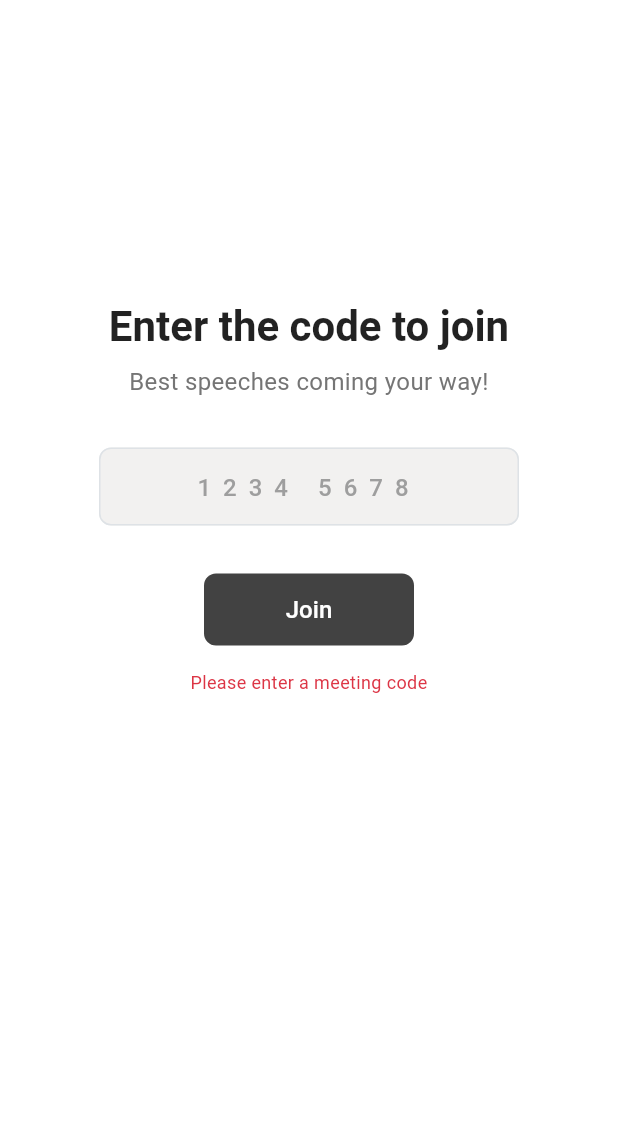
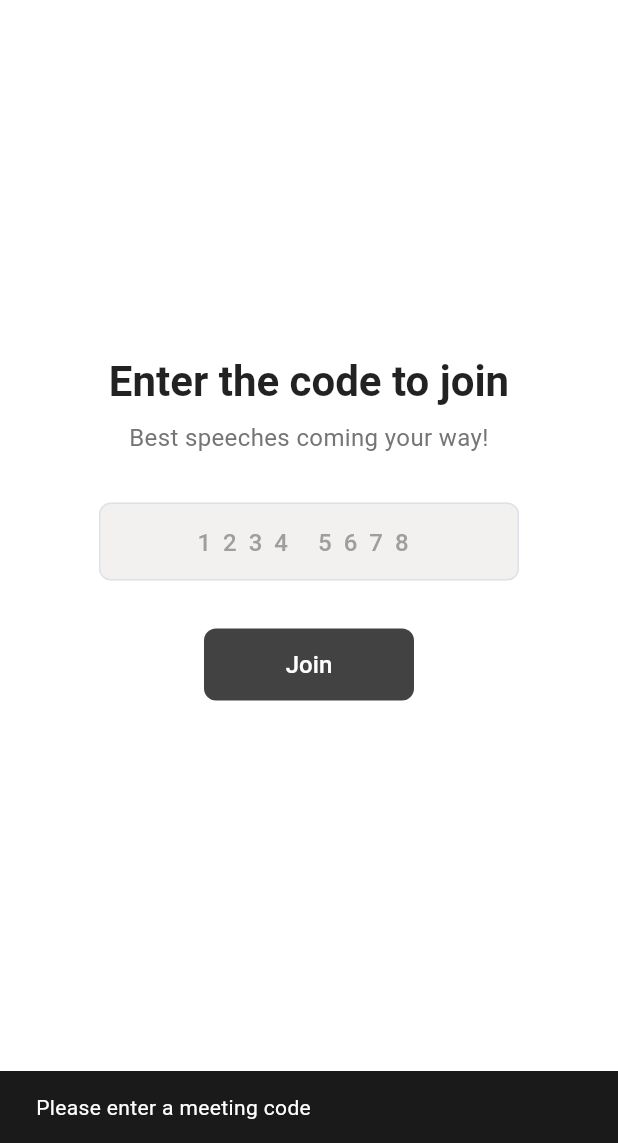
Before and after one commit to sid-kiwilab/toastmasters_daily, a Flutter app: the screen it shows after launch, after a tap on "Join", on a phone screen of 412 x 824 dp, the part 93-1236 px from its top. Run offline on Flutter 3.47's test engine with Material 3 defaults, Android fonts, the phone set to English and light mode, and no system bars; our stand-ins replace cloud_firestore, cloud_functions, file_picker, firebase_auth, firebase_core, firebase_storage and 3 more; missing offline and left inert: dart:html, pdf_render; accounts and stored records are empty; Roboto replaces fonts that are missing (OldschoolGrotesk); statements that could not run were skipped.

Commit message:
better layout in home screen

```diff
--- a/lib/screens/home_screen.dart
+++ b/lib/screens/home_screen.dart
@@ -3,8 +3,6 @@ import 'package:flutter/services.dart';
 import 'package:cloud_firestore/cloud_firestore.dart';
 import '../widgets/header_widget.dart';
 import '../widgets/footer_widget.dart';
-import 'view_meeting_screen.dart';
-import '../main.dart';
 
 class HomeScreen extends StatefulWidget {
   const HomeScreen({super.key});
@@ -17,21 +15,11 @@ class _HomeScreenState extends State<HomeScreen> {
   final TextEditingController _codeController = TextEditingController();
   bool _isTyping = false;
   bool _isJoining = false;
-  String? _errorMessage;
-  double? _initialViewportHeight;
 
   @override
   void initState() {
     super.initState();
     _codeController.addListener(_formatCode);
-    // Capture initial viewport height - this won't change after initial load
-    WidgetsBinding.instance.addPostFrameCallback((_) {
-      if (mounted) {
-        setState(() {
-          _initialViewportHeight = MediaQuery.of(context).size.height;
-        });
-      }
-    });
   }
 
   @override
@@ -91,16 +79,20 @@ class _HomeScreenState extends State<HomeScreen> {
     return Scaffold(
       resizeToAvoidBottomInset: false,
       body: SafeArea(
-         child: SingleChildScrollView(
-           physics: const ClampingScrollPhysics(),
         child: Column(
           children: [
             // Header at the top
             const HeaderWidget(),
 
-                                   // Spacer to center main content on viewport
-                  SizedBox(height: (_initialViewportHeight ?? MediaQuery.of(context).size.height) * 0.22),
-
+            // Expanded middle section - centers the enter code area vertically
+            Expanded(
+              child: Align(
+                alignment: const Alignment(0, -0.15),
+                child: SingleChildScrollView(
+                  physics: const ClampingScrollPhysics(),
+                  child: Column(
+                    mainAxisAlignment: MainAxisAlignment.center,
+                    children: [
                       // Main content
                       Text(
                         'Enter the code to join',
@@ -174,11 +166,6 @@ class _HomeScreenState extends State<HomeScreen> {
                         height: 48,
                         child: ElevatedButton(
                           onPressed: _isJoining ? null : () async {
-                         // Clear any previous error
-                         setState(() {
-                           _errorMessage = null;
-                         });
-
                             // Navigate to view meeting screen with the entered code
                             final meetingCode = _codeController.text.trim();
                             if (meetingCode.isNotEmpty) {
@@ -198,26 +185,37 @@ class _HomeScreenState extends State<HomeScreen> {
                                   // Navigate to view meeting screen using URL navigation
                                   await Navigator.pushNamed(context, '/meetings/$meetingId');
                                 } else {
-                               // Show error message on the same screen
-                               setState(() {
-                                 _errorMessage = 'Meeting not found';
-                               });
+                                  // Show snackbar for meeting not found
+                                  if (mounted) {
+                                    ScaffoldMessenger.of(context).showSnackBar(
+                                      const SnackBar(
+                                        content: Text('Meeting not found'),
+                                        duration: Duration(seconds: 2),
+                                      ),
+                                    );
+                                  }
                                 }
 
                                 setState(() {
                                   _isJoining = false;
                                 });
                               } else {
-                             // Show error message for incomplete code
-                             setState(() {
-                               _errorMessage = 'Code must be 8 digits';
-                             });
+                                // Show snackbar for incomplete code
+                                ScaffoldMessenger.of(context).showSnackBar(
+                                  const SnackBar(
+                                    content: Text('Code must be 8 digits'),
+                                    duration: Duration(seconds: 2),
+                                  ),
+                                );
                               }
                             } else {
-                           // Show error message for empty code
-                           setState(() {
-                             _errorMessage = 'Please enter a meeting code';
-                           });
+                              // Show snackbar for empty code
+                              ScaffoldMessenger.of(context).showSnackBar(
+                                const SnackBar(
+                                  content: Text('Please enter a meeting code'),
+                                  duration: Duration(seconds: 2),
+                                ),
+                              );
                             }
                           },
                           style: ElevatedButton.styleFrom(
@@ -246,25 +244,17 @@ class _HomeScreenState extends State<HomeScreen> {
                               ),
                         ),
                       ),
-                  // Show error message below the button
-                  if (_errorMessage != null) ...[
-                    const SizedBox(height: 16),
-                    Text(
-                      _errorMessage!,
-                      style: TextStyle(
-                        color: Theme.of(context).colorScheme.error,
-                        fontSize: 12,
+                    ],
                   ),
-                      textAlign: TextAlign.center,
                 ),
-                  ],
+              ),
+            ),
 
             // Footer at the bottom
             const FooterWidget(),
           ],
         ),
       ),
-       ),
     );
   }
 }
```
Lines whose indentation alone changed are shown as unchanged.
